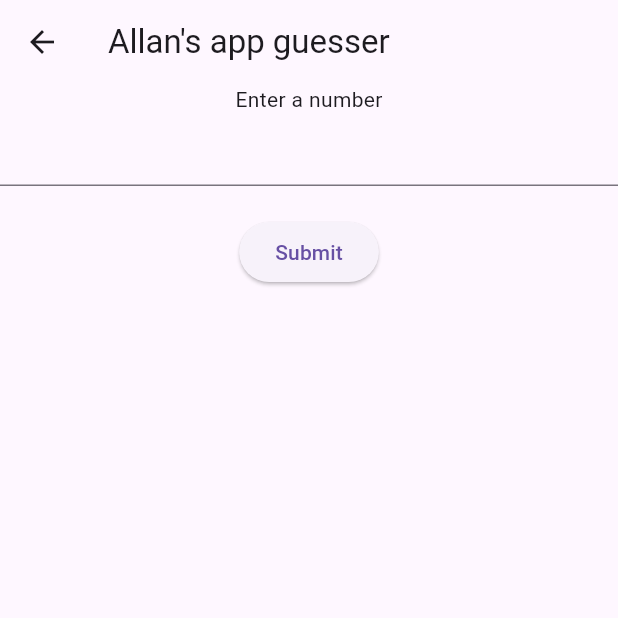
After one commit to Allan0092/class_assignment_2, a Flutter app: the NumberGuesser screen opened directly, on a phone screen of 412 x 824 dp, the top half of it. The commit adds this screen. Run offline on Flutter 3.47's test engine with Material 3 defaults, Android fonts, the phone set to English and light mode, and no system bars; our stand-ins replace flutter_bloc.

Commit message:
Completed Number Guesser

```diff
--- a/lib/app.dart
+++ b/lib/app.dart
@@ -1,5 +1,6 @@
 import 'package:class_assignment_2/cubit/area_of_circle_cubit.dart';
 import 'package:class_assignment_2/cubit/dashboard_cubit.dart';
+import 'package:class_assignment_2/cubit/number_guesser_cubit.dart';
 import 'package:class_assignment_2/cubit/simple_interest_cubit.dart';
 import 'package:class_assignment_2/view/dashboard_view.dart';
 import 'package:flutter/material.dart';
@@ -17,9 +18,12 @@ class MyApp extends StatelessWidget {
         ),
         BlocProvider(create: (context) => SimpleInterestCubit()),
         BlocProvider(
-            create: (context) => DashboardCubit(
-                context.read<AreaOfCircleCubit>(),
-                context.read<SimpleInterestCubit>()))
+          create: (context) => DashboardCubit(
+            context.read<AreaOfCircleCubit>(),
+            context.read<SimpleInterestCubit>(),
+            context.read<NumberGuesserCubit>(),
+          ),
+        ),
       ],
       child: MaterialApp(
         title: "Class Assignment 2",
--- a/lib/cubit/dashboard_cubit.dart
+++ b/lib/cubit/dashboard_cubit.dart
@@ -1,16 +1,20 @@
 import 'package:class_assignment_2/cubit/area_of_circle_cubit.dart';
+import 'package:class_assignment_2/cubit/number_guesser_cubit.dart';
 import 'package:class_assignment_2/cubit/simple_interest_cubit.dart';
 import 'package:class_assignment_2/view/area_of_circle_view.dart';
+import 'package:class_assignment_2/view/number_guesser.dart';
 import 'package:class_assignment_2/view/simple_interest_view.dart';
 import 'package:flutter/material.dart';
 import 'package:flutter_bloc/flutter_bloc.dart';
 
 class DashboardCubit extends Cubit<void> {
-  DashboardCubit(this._areaOfCircleCubit, this._simpleInterestCubit)
+  DashboardCubit(
+      this._areaOfCircleCubit, this._simpleInterestCubit, this._numberGuesser)
       : super(null);
 
   final AreaOfCircleCubit _areaOfCircleCubit;
   final SimpleInterestCubit _simpleInterestCubit;
+  final NumberGuesserCubit _numberGuesser;
 
   void openAreaOfCircleView(BuildContext context) {
     Navigator.push(
@@ -33,13 +37,13 @@ class DashboardCubit extends Cubit<void> {
                 )));
   }
 
-  void openSomething(BuildContext context) {
+  void openNumberGuesser(BuildContext context) {
     Navigator.push(
       context,
       MaterialPageRoute(
         builder: (_) => BlocProvider.value(
-          value: _areaOfCircleCubit,
-          child: AreaOfCircleView(),
+          value: _numberGuesser,
+          child: NumberGuesser(),
         ),
       ),
     );
--- /dev/null
+++ b/lib/cubit/number_guesser_cubit.dart
@@ -0,0 +1,17 @@
+import 'dart:math';
+
+import 'package:flutter_bloc/flutter_bloc.dart';
+
+class NumberGuesserCubit extends Cubit<String> {
+  NumberGuesserCubit() : super("");
+  final Random _random = Random();
+
+  void resultCheck(String userInput) {
+    String target = "${_random.nextInt(10)}";
+    if (userInput == target) {
+      emit("Congratulations! You guessed the right number.");
+    } else {
+      emit("wrong number: $target");
+    }
+  }
+}
--- /dev/null
+++ b/lib/view/number_guesser.dart
@@ -0,0 +1,34 @@
+import 'package:class_assignment_2/cubit/number_guesser_cubit.dart';
+import 'package:flutter/material.dart';
+import 'package:flutter_bloc/flutter_bloc.dart';
+
+class NumberGuesser extends StatelessWidget {
+  const NumberGuesser({super.key});
+
+  @override
+  Widget build(BuildContext context) {
+    final userInput = TextEditingController();
+    return Scaffold(
+      appBar: AppBar(
+        title: Text("Allan's app guesser"),
+      ),
+      body: Form(
+          child: Column(
+        children: [
+          Text("Enter a number"),
+          TextFormField(
+            controller: userInput,
+          ),
+          SizedBox(
+            height: 20,
+          ),
+          ElevatedButton(onPressed: () {}, child: Text("Submit")),
+          SizedBox(height: 30),
+          BlocBuilder<NumberGuesserCubit, String>(builder: (context, state) {
+            return Text(state);
+          })
+        ],
+      )),
+    );
+  }
+}
```
